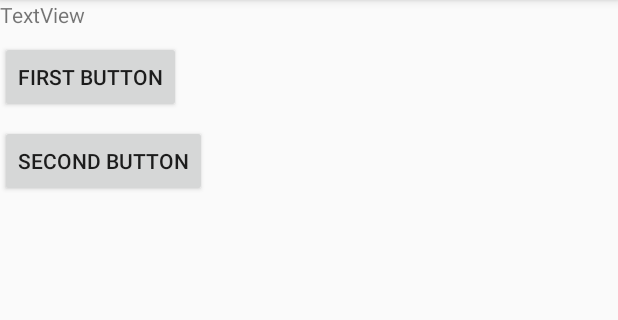
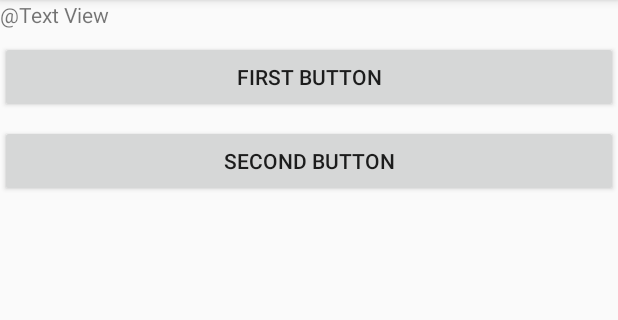
Before and after one commit to idel05/Synthesizer, an Android app: the screen it shows after launch (SynthesizerActivity), on a phone screen of 412 x 824 dp, the part 84-404 px from its top. Run offline under Robolectric (Android 15) with nearby library versions, the phone set to English and light mode, and no system bars.

```diff
--- a/app/src/main/res/layout/activity_synthesizer.xml
+++ b/app/src/main/res/layout/activity_synthesizer.xml
@@ -7,18 +7,23 @@
     android:visibility="visible"
     tools:context=".SynthesizerActivity">
 
+    <LinearLayout
+        android:layout_width="match_parent"
+        android:layout_height="match_parent"
+        android:orientation="vertical">
+
         <TextView
             android:id="@+id/textView"
-        android:layout_width="wrap_content"
+            android:layout_width="match_parent"
             android:layout_height="wrap_content"
-        android:text="TextView"
+            android:text="@Text View"
             tools:layout_editor_absoluteX="156dp"
             tools:layout_editor_absoluteY="1dp"
-        tools:text="Hello World" />
+            tools:text="Hello World!" />
 
         <Button
             android:id="@+id/button1"
-        android:layout_width="wrap_content"
+            android:layout_width="match_parent"
             android:layout_height="wrap_content"
             android:layout_marginTop="8dp"
             android:onClick="onButton1Click"
@@ -28,7 +33,7 @@
 
         <Button
             android:id="@+id/button2"
-        android:layout_width="wrap_content"
+            android:layout_width="match_parent"
             android:layout_height="wrap_content"
             android:layout_marginTop="8dp"
             android:onClick="onButton2Click"
@@ -36,4 +41,6 @@
             app:layout_constraintTop_toBottomOf="@+id/button1"
             tools:layout_editor_absoluteX="16dp" />
 
+    </LinearLayout>
+
 </android.support.constraint.ConstraintLayout>
```
Lines whose indentation alone changed are shown as unchanged.
